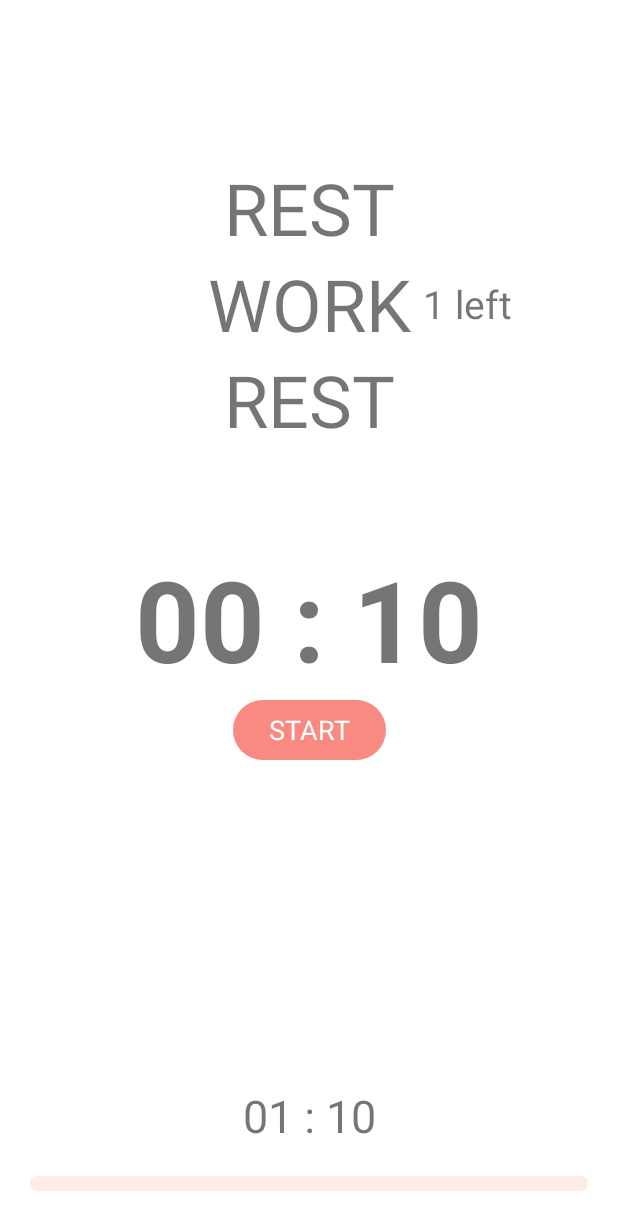
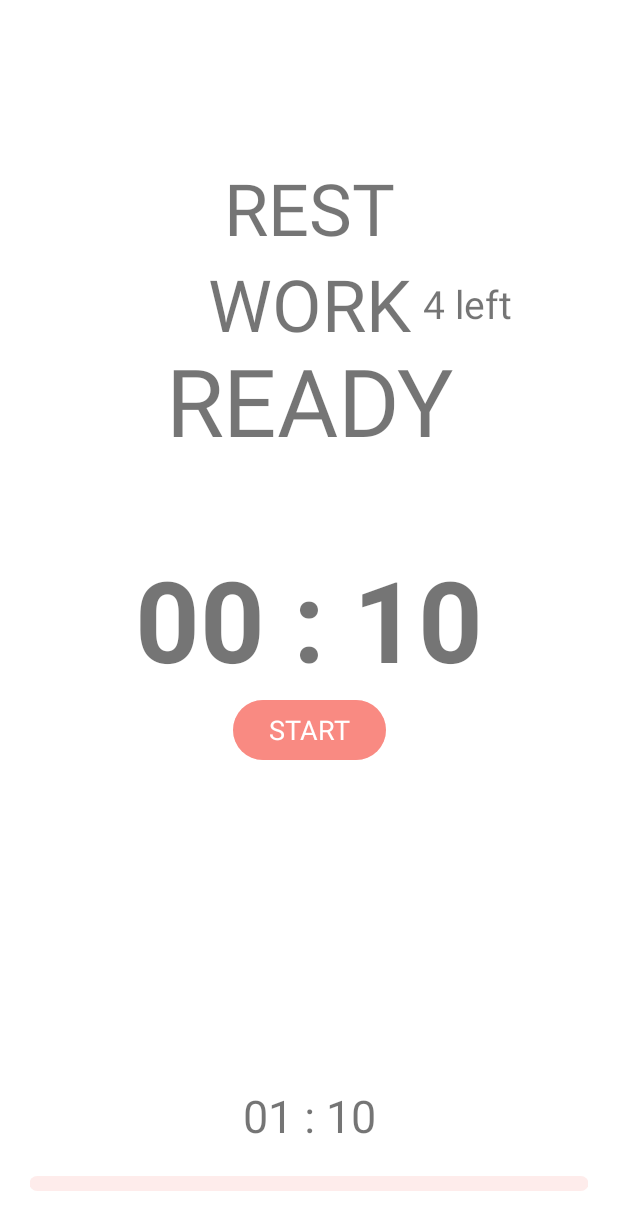
Before and after one commit to alexxk2/Get_up, an Android app: the screen it shows after launch (WorkoutActivity), after a tap on "start button", on a phone screen of 412 x 824 dp. Shown: the top 1230 px of the screen. Run offline under Robolectric (Android 15) with nearby library versions, the phone set to English and light mode, and no system bars.

Commit message:
28.02.2023 commit
-решил делать через diffUtill и removе, работает, но криво, надо фиксить

ПРОБЛЕМЫ

-не решил еще что делать со звуками, как то надо прикручивать в активити

-получилось назначить анимацию определенной вьюхе в ресайкл вью и сделать скрол к ней через номер в списке ресайкла. Также можно попробовать увеличивать нужный элемент(на переднем плане) с помощью позиции и методов вью scaleX scaleY. В примере с листвью иногда крашится

-надо начинать думать над тем, чтобы перевести все во фрагменты

-перевести остальые вью контроллеры на MVVM

-сделать ресайкл вью для поля stage

-есть идея разбить стринги по активностям и классам, чтобы было легче ориентироваться

-попробовать в активити опций поменять логику ошибок на встроенный функцию ошибок в editText

-сделать дополнительный layOut для горизонтального положения таймера

```diff
--- a/app/src/main/java/com/practice/getup/ViewModels/WorkoutViewModel.kt
+++ b/app/src/main/java/com/practice/getup/ViewModels/WorkoutViewModel.kt
@@ -102,6 +102,7 @@ class WorkoutViewModel(private val options: Options) : ViewModel() {
                 totalTimeForGlobalTimer -= fixedSetTime
                 //createListOfStages(_currentStagePosition.value ?: (numberOfSets * 2))
                 //changeFocus(_currentStagePosition.value?: 0)
+
                 removeLastStage()
 
                 if (isWorkTime == false || isWorkTime == null) {
@@ -208,14 +209,13 @@ class WorkoutViewModel(private val options: Options) : ViewModel() {
         val rest = UiText.StringResource(R.string.rest_text)
         val emptyString = UiText.StringResource(R.string.empty_string)
 
-        val listOfStages = mutableListOf<Stage>(
-        )
+        val listOfStages = mutableListOf<Stage>()
 
         for (n in 1..numberOfSets) {
-            listOfStages.add(Stage(n+1,rest, emptyString, false))
-            listOfStages.add(Stage(n+2,work, UiText.StringResource(R.string.sets_left, n), false))
+            listOfStages.add(Stage(n + 1, rest, emptyString, false))
+            listOfStages.add(Stage(n + 2, work, UiText.StringResource(R.string.sets_left, n), false))
         }
-        listOfStages.add(Stage(numberOfSets+3, ready, emptyString, false))
+        listOfStages.add(Stage(numberOfSets + 3, ready, emptyString, false))
 
         listOfStages[positionInFocus].hasFocus = true
 
@@ -223,13 +223,16 @@ class WorkoutViewModel(private val options: Options) : ViewModel() {
     }
 
     private fun removeLastStage(){
+
         val tempList = mutableListOf<Stage>()
         _stageList.value?.forEach {
             tempList.add(it)
         }
         tempList.removeLast()
+        tempList[tempList.size-1].hasFocus = true
         _stageList.value = tempList
     }
+
 
 
  /*   private fun changeFocus(positionInFocus: Int) {
--- a/app/src/main/java/com/practice/getup/activities/WorkoutActivity.kt
+++ b/app/src/main/java/com/practice/getup/activities/WorkoutActivity.kt
@@ -4,6 +4,7 @@ import androidx.appcompat.app.AppCompatActivity
 import android.os.Bundle
 import android.view.View
 import androidx.activity.viewModels
+import androidx.recyclerview.widget.DefaultItemAnimator
 import androidx.recyclerview.widget.LinearLayoutManager
 import androidx.recyclerview.widget.LinearSmoothScroller
 import com.practice.getup.R
@@ -36,6 +37,9 @@ class WorkoutActivity : AppCompatActivity() {
         binding.recyclerView.layoutManager = LinearLayoutManager(this)
         binding.recyclerView.adapter = adapter
         binding.recyclerView.setHasFixedSize(true)
+        val itemAnimator = binding.recyclerView.itemAnimator
+
+        viewModel.currentStagePosition.value?.let { scrollToCurrentStage(it) }
 
 
         viewModel.timerStage.observe(this) { timerStage ->
--- a/app/src/main/java/com/practice/getup/adapters/WorkoutAdapter.kt
+++ b/app/src/main/java/com/practice/getup/adapters/WorkoutAdapter.kt
@@ -1,6 +1,7 @@
 package com.practice.getup.adapters
 
 import android.content.Context
+import android.graphics.Color
 import android.view.LayoutInflater
 import android.view.ViewGroup
 import androidx.recyclerview.widget.DiffUtil
@@ -64,6 +65,7 @@ class WorkoutAdapter(
         holder.binding.stageName.text = item.stageName.asString(context)
         holder.binding.numberOfSetsLeft.text = item.setsLeft.asString(context)
 
+
         if (item.hasFocus) {
             //holder.binding.stageName.setTextColor(Color.parseColor("#ff5b56"))
             holder.binding.constraintLayout.animate().scaleX(1.3f)
--- a/app/src/main/res/layout/activity_workout.xml
+++ b/app/src/main/res/layout/activity_workout.xml
@@ -14,6 +14,7 @@
         android:layout_marginBottom="64dp"
         app:layout_constraintBottom_toTopOf="@id/local_timer_view"
         app:layout_constraintStart_toStartOf="parent"
+        android:orientation="horizontal"
          />
 
     <TextView
```
